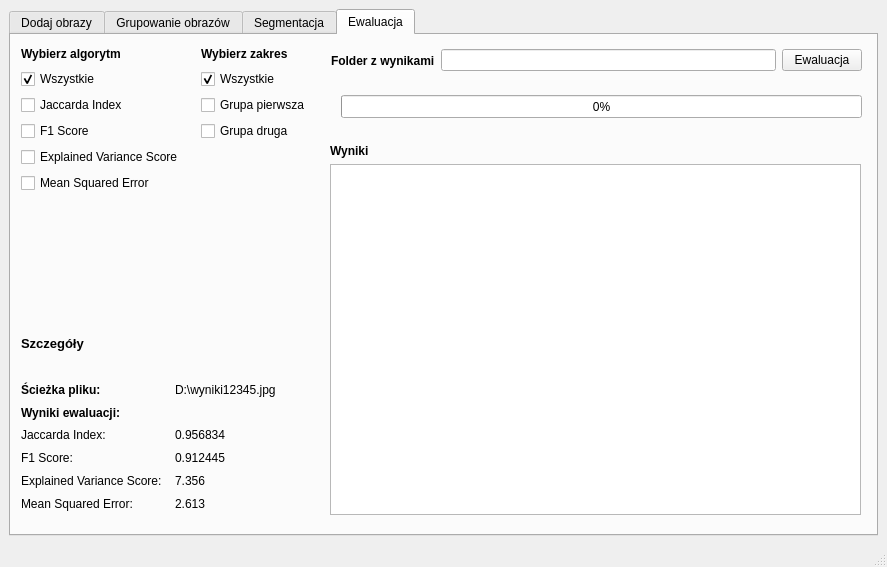
First picture: the form in gui/designer.ui, repository wranidlo/ImageSegmentation, before the edit.
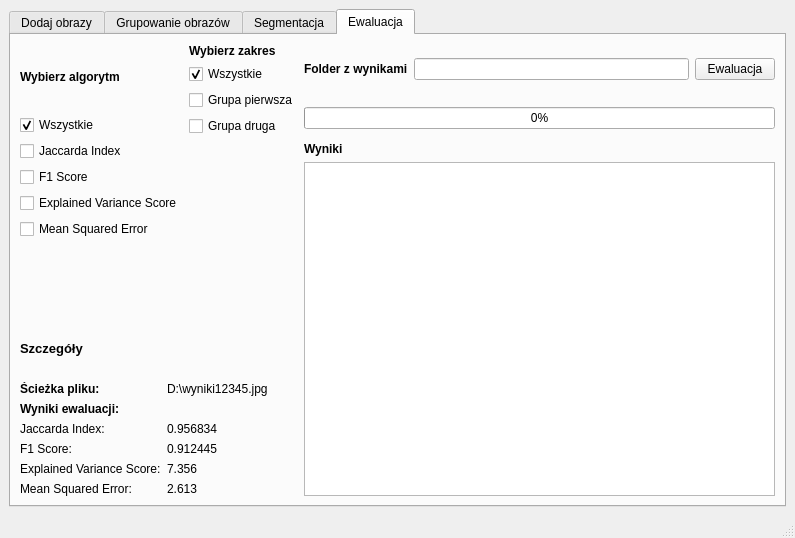
Second picture: the form after the edit. The open tabs and pages were chosen to show the change.

```diff
--- a/gui/designer.ui
+++ b/gui/designer.ui
@@ -6,8 +6,8 @@
    <rect>
     <x>0</x>
     <y>0</y>
-    <width>887</width>
-    <height>567</height>
+    <width>795</width>
+    <height>538</height>
    </rect>
   </property>
   <property name="windowTitle">
@@ -20,7 +20,7 @@
      <verstretch>0</verstretch>
     </sizepolicy>
    </property>
-   <layout class="QGridLayout" name="gridLayout_7">
+   <layout class="QGridLayout" name="gridLayout_10">
     <item row="0" column="0">
      <widget class="QTabWidget" name="tabWidget">
       <property name="currentIndex">
@@ -511,18 +511,64 @@
        </layout>
       </widget>
       <widget class="QWidget" name="tab4">
+       <property name="sizePolicy">
+        <sizepolicy hsizetype="Expanding" vsizetype="Expanding">
+         <horstretch>0</horstretch>
+         <verstretch>0</verstretch>
+        </sizepolicy>
+       </property>
        <attribute name="title">
         <string>Ewaluacja</string>
        </attribute>
-       <widget class="QWidget" name="verticalLayoutWidget">
-        <property name="geometry">
-         <rect>
-          <x>10</x>
-          <y>10</y>
-          <width>174</width>
-          <height>148</height>
-         </rect>
-        </property>
+       <layout class="QGridLayout" name="gridLayout_7">
+        <item row="2" column="2" rowspan="3">
+         <layout class="QGridLayout" name="gridLayout_8">
+          <item row="0" column="0">
+           <widget class="QLabel" name="label_14">
+            <property name="font">
+             <font>
+              <weight>75</weight>
+              <bold>true</bold>
+             </font>
+            </property>
+            <property name="text">
+             <string>Wyniki</string>
+            </property>
+           </widget>
+          </item>
+          <item row="1" column="0">
+           <widget class="QListWidget" name="listWidget"/>
+          </item>
+         </layout>
+        </item>
+        <item row="0" column="2">
+         <layout class="QHBoxLayout" name="horizontalLayout_2">
+          <item>
+           <widget class="QLabel" name="label_13">
+            <property name="font">
+             <font>
+              <weight>75</weight>
+              <bold>true</bold>
+             </font>
+            </property>
+            <property name="text">
+             <string>Folder z wynikami</string>
+            </property>
+           </widget>
+          </item>
+          <item>
+           <widget class="QLineEdit" name="lineEdit"/>
+          </item>
+          <item>
+           <widget class="QPushButton" name="pushButton">
+            <property name="text">
+             <string>Ewaluacja</string>
+            </property>
+           </widget>
+          </item>
+         </layout>
+        </item>
+        <item row="0" column="0" rowspan="3">
         <layout class="QVBoxLayout" name="verticalLayout_4">
          <item>
           <widget class="QLabel" name="label_11">
@@ -579,16 +625,8 @@
           </widget>
          </item>
         </layout>
-       </widget>
-       <widget class="QWidget" name="verticalLayoutWidget_2">
-        <property name="geometry">
-         <rect>
-          <x>190</x>
-          <y>10</y>
-          <width>121</width>
-          <height>96</height>
-         </rect>
-        </property>
+        </item>
+        <item row="0" column="1" rowspan="2">
         <layout class="QVBoxLayout" name="verticalLayout_5">
          <item>
           <widget class="QLabel" name="label_12">
@@ -631,92 +669,8 @@
           </widget>
          </item>
         </layout>
-       </widget>
-       <widget class="QProgressBar" name="progressBar">
-        <property name="geometry">
-         <rect>
-          <x>330</x>
-          <y>60</y>
-          <width>521</width>
-          <height>23</height>
-         </rect>
-        </property>
-        <property name="value">
-         <number>0</number>
-        </property>
-       </widget>
-       <widget class="QWidget" name="horizontalLayoutWidget">
-        <property name="geometry">
-         <rect>
-          <x>320</x>
-          <y>10</y>
-          <width>531</width>
-          <height>31</height>
-         </rect>
-        </property>
-        <layout class="QHBoxLayout" name="horizontalLayout_2">
-         <item>
-          <widget class="QLabel" name="label_13">
-           <property name="font">
-            <font>
-             <weight>75</weight>
-             <bold>true</bold>
-            </font>
-           </property>
-           <property name="text">
-            <string>Folder z wynikami</string>
-           </property>
-          </widget>
-         </item>
-         <item>
-          <widget class="QLineEdit" name="lineEdit"/>
-         </item>
-         <item>
-          <widget class="QPushButton" name="pushButton">
-           <property name="text">
-            <string>Ewaluacja</string>
-           </property>
-          </widget>
-         </item>
-        </layout>
-       </widget>
-       <widget class="QWidget" name="gridLayoutWidget">
-        <property name="geometry">
-         <rect>
-          <x>319</x>
-          <y>109</y>
-          <width>531</width>
-          <height>371</height>
-         </rect>
-        </property>
-        <layout class="QGridLayout" name="gridLayout_8">
-         <item row="0" column="0">
-          <widget class="QLabel" name="label_14">
-           <property name="font">
-            <font>
-             <weight>75</weight>
-             <bold>true</bold>
-            </font>
-           </property>
-           <property name="text">
-            <string>Wyniki</string>
-           </property>
-          </widget>
-         </item>
-         <item row="1" column="0">
-          <widget class="QListWidget" name="listWidget"/>
-         </item>
-        </layout>
-       </widget>
-       <widget class="QWidget" name="gridLayoutWidget_2">
-        <property name="geometry">
-         <rect>
-          <x>10</x>
-          <y>300</y>
-          <width>301</width>
-          <height>177</height>
-         </rect>
-        </property>
+        </item>
+        <item row="4" column="0" colspan="2">
         <layout class="QGridLayout" name="gridLayout_9">
          <item row="5" column="1">
           <widget class="QLabel" name="label_25">
@@ -829,7 +783,54 @@
           </widget>
          </item>
         </layout>
-       </widget>
+        </item>
+        <item row="1" column="2">
+         <widget class="QProgressBar" name="progressBar">
+          <property name="value">
+           <number>0</number>
+          </property>
+         </widget>
+        </item>
+        <item row="3" column="0">
+         <spacer name="verticalSpacer_3">
+          <property name="orientation">
+           <enum>Qt::Vertical</enum>
+          </property>
+          <property name="sizeHint" stdset="0">
+           <size>
+            <width>20</width>
+            <height>40</height>
+           </size>
+          </property>
+         </spacer>
+        </item>
+        <item row="3" column="1">
+         <spacer name="verticalSpacer_5">
+          <property name="orientation">
+           <enum>Qt::Vertical</enum>
+          </property>
+          <property name="sizeHint" stdset="0">
+           <size>
+            <width>20</width>
+            <height>40</height>
+           </size>
+          </property>
+         </spacer>
+        </item>
+        <item row="2" column="1">
+         <spacer name="verticalSpacer_6">
+          <property name="orientation">
+           <enum>Qt::Vertical</enum>
+          </property>
+          <property name="sizeHint" stdset="0">
+           <size>
+            <width>20</width>
+            <height>40</height>
+           </size>
+          </property>
+         </spacer>
+        </item>
+       </layout>
       </widget>
      </widget>
     </item>
```
Lines whose indentation alone changed are shown as unchanged.
